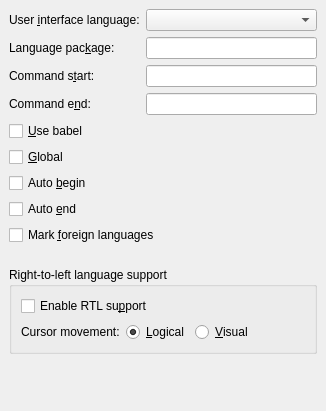
First picture: the form in src/frontends/qt4/ui/PrefLanguageUi.ui, repository cburschka/lyx, before the edit.
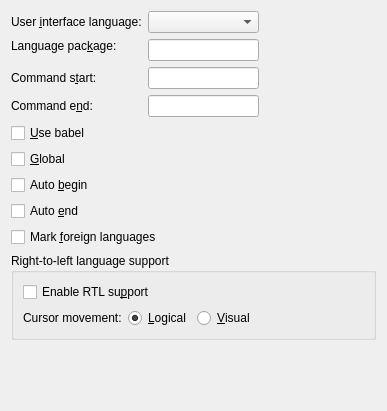
Second picture: the form after the edit.

The edit to the form file:
```diff
--- a/src/frontends/qt4/ui/PrefLanguageUi.ui
+++ b/src/frontends/qt4/ui/PrefLanguageUi.ui
@@ -1,27 +1,21 @@
 <ui version="4.0" >
  <class>PrefLanguageUi</class>
- <widget class="QWidget" name="PrefLanguageUi" >
-  <property name="geometry" >
+ <widget class="QWidget" name="PrefLanguageUi">
+  <property name="geometry">
    <rect>
     <x>0</x>
     <y>0</y>
-    <width>326</width>
+    <width>387</width>
     <height>411</height>
    </rect>
   </property>
   <property name="windowTitle" >
    <string/>
   </property>
-  <layout class="QGridLayout" >
-   <property name="margin" >
-    <number>9</number>
-   </property>
-   <property name="spacing" >
-    <number>6</number>
-   </property>
-   <item row="0" column="0" colspan="2" >
-    <widget class="QLabel" name="uiLanguageLA" >
-     <property name="text" >
+  <layout class="QGridLayout" name="gridLayout_2">
+   <item row="0" column="0" colspan="2">
+    <widget class="QLabel" name="uiLanguageLA">
+     <property name="text">
       <string>User &amp;interface language:</string>
      </property>
      <property name="buddy" >
@@ -29,9 +23,9 @@
      </property>
     </widget>
    </item>
-   <item row="0" column="2" >
-    <widget class="QComboBox" name="uiLanguageCO" >
-     <property name="toolTip" >
+   <item row="0" column="2">
+    <widget class="QComboBox" name="uiLanguageCO">
+     <property name="toolTip">
       <string>Select the language of the user interface (menus, dialogs, etc.)</string>
      </property>
      <property name="maxVisibleItems" >
@@ -39,9 +33,9 @@
      </property>
     </widget>
    </item>
-   <item row="1" column="0" colspan="2" >
-    <widget class="QLabel" name="languagePackageLA" >
-     <property name="text" >
+   <item row="1" column="0" colspan="2">
+    <widget class="QLabel" name="languagePackageLA">
+     <property name="text">
       <string>Language pac&amp;kage:</string>
      </property>
      <property name="buddy" >
@@ -49,16 +43,29 @@
      </property>
     </widget>
    </item>
-   <item row="1" column="2" >
-    <widget class="QLineEdit" name="languagePackageED" >
-     <property name="toolTip" >
+   <item row="1" column="2" rowspan="2">
+    <widget class="QLineEdit" name="languagePackageED">
+     <property name="toolTip">
       <string>Enter the command to load the language package (default: babel)</string>
      </property>
     </widget>
    </item>
-   <item row="2" column="0" colspan="2" >
-    <widget class="QLabel" name="startCommandLA" >
-     <property name="text" >
+   <item row="2" column="3" rowspan="2">
+    <spacer name="horizontalSpacer">
+     <property name="orientation">
+      <enum>Qt::Horizontal</enum>
+     </property>
+     <property name="sizeHint" stdset="0">
+      <size>
+       <width>102</width>
+       <height>20</height>
+      </size>
+     </property>
+    </spacer>
+   </item>
+   <item row="3" column="0" colspan="2">
+    <widget class="QLabel" name="startCommandLA">
+     <property name="text">
       <string>Command s&amp;tart:</string>
      </property>
      <property name="buddy" >
@@ -66,16 +73,16 @@
      </property>
     </widget>
    </item>
-   <item row="2" column="2" >
-    <widget class="QLineEdit" name="startCommandED" >
-     <property name="toolTip" >
+   <item row="3" column="2">
+    <widget class="QLineEdit" name="startCommandED">
+     <property name="toolTip">
       <string>The LaTeX command that starts a switch to a foreign language</string>
      </property>
     </widget>
    </item>
-   <item row="3" column="0" colspan="2" >
-    <widget class="QLabel" name="endCommandLA" >
-     <property name="text" >
+   <item row="4" column="0" colspan="2">
+    <widget class="QLabel" name="endCommandLA">
+     <property name="text">
       <string>Command e&amp;nd:</string>
      </property>
      <property name="buddy" >
@@ -83,16 +90,16 @@
      </property>
     </widget>
    </item>
-   <item row="3" column="2" >
-    <widget class="QLineEdit" name="endCommandED" >
-     <property name="toolTip" >
+   <item row="4" column="2">
+    <widget class="QLineEdit" name="endCommandED">
+     <property name="toolTip">
       <string>The LaTeX command that ends a switch to a foreign language</string>
      </property>
     </widget>
    </item>
-   <item row="4" column="0" colspan="3" >
-    <widget class="QCheckBox" name="useBabelCB" >
-     <property name="toolTip" >
+   <item row="5" column="0" colspan="2">
+    <widget class="QCheckBox" name="useBabelCB">
+     <property name="toolTip">
       <string>Use the babel package for multilingual support</string>
      </property>
      <property name="text" >
@@ -100,9 +107,9 @@
      </property>
     </widget>
    </item>
-   <item row="5" column="0" colspan="3" >
-    <widget class="QCheckBox" name="globalCB" >
-     <property name="toolTip" >
+   <item row="6" column="0">
+    <widget class="QCheckBox" name="globalCB">
+     <property name="toolTip">
       <string>Check to pass the language globally (to the document class), not locally (to the language package)</string>
      </property>
      <property name="text" >
@@ -110,9 +117,9 @@
      </property>
     </widget>
    </item>
-   <item row="6" column="0" colspan="3" >
-    <widget class="QCheckBox" name="autoBeginCB" >
-     <property name="toolTip" >
+   <item row="7" column="0" colspan="2">
+    <widget class="QCheckBox" name="autoBeginCB">
+     <property name="toolTip">
       <string>If checked, the document language is not explicitly set by a language switch command</string>
      </property>
      <property name="text" >
@@ -120,9 +127,9 @@
      </property>
     </widget>
    </item>
-   <item row="7" column="0" colspan="3" >
-    <widget class="QCheckBox" name="autoEndCB" >
-     <property name="toolTip" >
+   <item row="8" column="0" colspan="2">
+    <widget class="QCheckBox" name="autoEndCB">
+     <property name="toolTip">
       <string>If checked, the document language is not explicitly closed by a language switch command</string>
      </property>
      <property name="text" >
@@ -130,9 +137,9 @@
      </property>
     </widget>
    </item>
-   <item row="8" column="0" colspan="3" >
-    <widget class="QCheckBox" name="markForeignCB" >
-     <property name="toolTip" >
+   <item row="9" column="0" colspan="3">
+    <widget class="QCheckBox" name="markForeignCB">
+     <property name="toolTip">
       <string>Check to highlight foreign languages visually in the work area</string>
      </property>
      <property name="text" >
@@ -140,25 +147,9 @@
      </property>
     </widget>
    </item>
-   <item row="9" column="0" >
-    <spacer>
-     <property name="orientation" >
-      <enum>Qt::Vertical</enum>
-     </property>
-     <property name="sizeType" >
-      <enum>QSizePolicy::Fixed</enum>
-     </property>
-     <property name="sizeHint" >
-      <size>
-       <width>20</width>
-       <height>16</height>
-      </size>
-     </property>
-    </spacer>
-   </item>
-   <item row="10" column="0" colspan="3" >
-    <widget class="QGroupBox" name="rtlGB2" >
-     <property name="toolTip" >
+   <item row="10" column="0" colspan="4">
+    <widget class="QGroupBox" name="rtlGB2">
+     <property name="toolTip">
       <string/>
      </property>
      <property name="title" >
@@ -170,16 +161,10 @@
      <property name="checkable" >
       <bool>false</bool>
      </property>
-     <layout class="QGridLayout" >
-      <property name="margin" >
-       <number>9</number>
-      </property>
-      <property name="spacing" >
-       <number>6</number>
-      </property>
-      <item row="0" column="0" >
-       <widget class="QCheckBox" name="rtlGB" >
-        <property name="toolTip" >
+     <layout class="QGridLayout" name="gridLayout">
+      <item row="0" column="0">
+       <widget class="QCheckBox" name="rtlGB">
+        <property name="toolTip">
          <string>Select to enable support of right-to-left languages (e.g. Hebrew, Arabic).</string>
         </property>
         <property name="text" >
@@ -187,30 +172,17 @@
         </property>
        </widget>
       </item>
-      <item row="1" column="1" >
-       <spacer>
-        <property name="orientation" >
-         <enum>Qt::Horizontal</enum>
-        </property>
-        <property name="sizeHint" >
-         <size>
-          <width>101</width>
-          <height>20</height>
-         </size>
-        </property>
-       </spacer>
-      </item>
-      <item row="1" column="0" >
-       <layout class="QHBoxLayout" >
-        <property name="margin" >
-         <number>0</number>
-        </property>
-        <property name="spacing" >
+      <item row="1" column="0">
+       <layout class="QHBoxLayout">
+        <property name="spacing">
          <number>6</number>
         </property>
+        <property name="margin">
+         <number>0</number>
+        </property>
         <item>
-         <widget class="QLabel" name="cursorMovementLA" >
-          <property name="text" >
+         <widget class="QLabel" name="cursorMovementLA">
+          <property name="text">
            <string>Cursor movement:</string>
           </property>
           <property name="scaledContents" >
@@ -219,8 +191,8 @@
          </widget>
         </item>
         <item>
-         <widget class="QRadioButton" name="logicalCursorRB" >
-          <property name="text" >
+         <widget class="QRadioButton" name="logicalCursorRB">
+          <property name="text">
            <string>&amp;Logical</string>
           </property>
           <property name="checked" >
@@ -229,26 +201,39 @@
          </widget>
         </item>
         <item>
-         <widget class="QRadioButton" name="visualCursorRB" >
-          <property name="text" >
+         <widget class="QRadioButton" name="visualCursorRB">
+          <property name="text">
            <string>&amp;Visual</string>
           </property>
          </widget>
         </item>
        </layout>
       </item>
+      <item row="1" column="1">
+       <spacer>
+        <property name="orientation">
+         <enum>Qt::Horizontal</enum>
+        </property>
+        <property name="sizeHint" stdset="0">
+         <size>
+          <width>101</width>
+          <height>20</height>
+         </size>
+        </property>
+       </spacer>
+      </item>
      </layout>
     </widget>
    </item>
-   <item row="11" column="1" >
+   <item row="11" column="1">
     <spacer>
-     <property name="orientation" >
+     <property name="orientation">
       <enum>Qt::Vertical</enum>
      </property>
-     <property name="sizeType" >
+     <property name="sizeType">
       <enum>QSizePolicy::Expanding</enum>
      </property>
-     <property name="sizeHint" >
+     <property name="sizeHint" stdset="0">
       <size>
        <width>20</width>
        <height>20</height>
```
Left out of the diff: 50 changed lines with no effect on the pictures.
